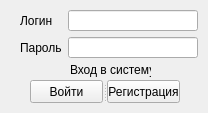
This is untitled_reg.ui in keregan/Active_staff_motivation_qt as Qt 5 draws it before an edit. The edited form follows.
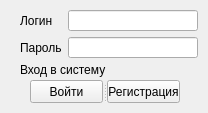
This is the edited form.

Commit message: Win_reg_one + bd + win_reg + bd

Diff of the .ui file:
```diff
--- a/untitled_reg.ui
+++ b/untitled_reg.ui
@@ -60,12 +60,15 @@
   <widget class="QLabel" name="response_to_user">
    <property name="geometry">
     <rect>
-     <x>70</x>
+     <x>20</x>
      <y>60</y>
-     <width>81</width>
+     <width>171</width>
      <height>20</height>
     </rect>
    </property>
+   <property name="layoutDirection">
+    <enum>Qt::RightToLeft</enum>
+   </property>
    <property name="text">
     <string>Вход в систему</string>
    </property>
```
The commit also changes 2 other files.
